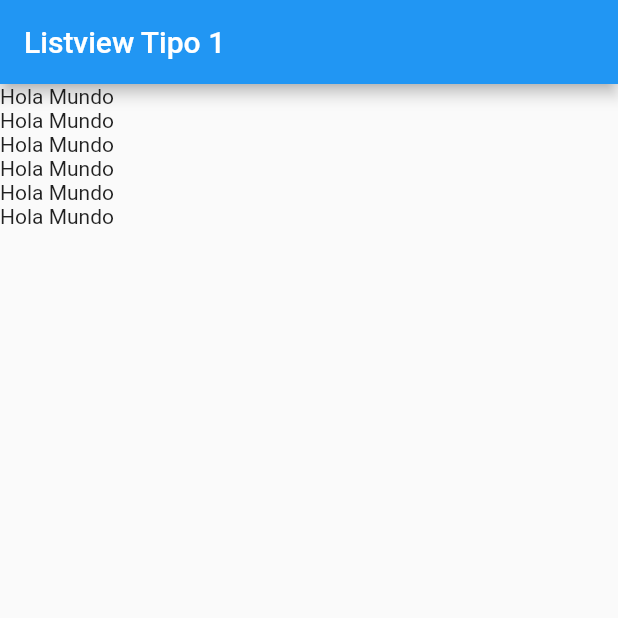
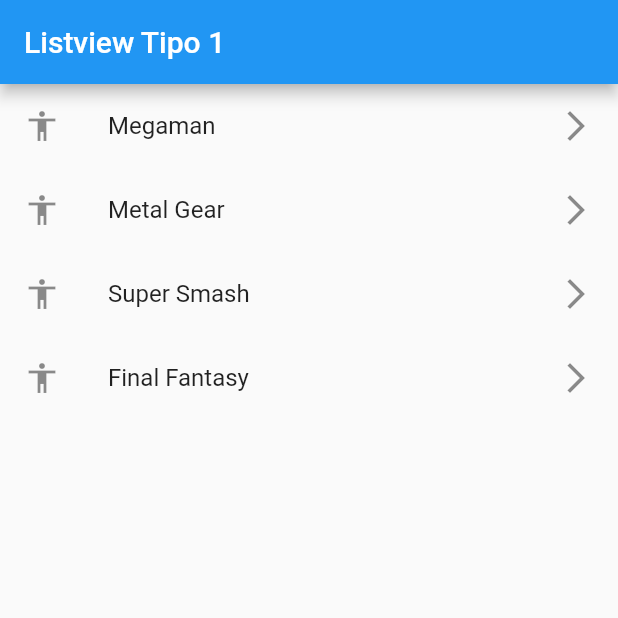
Before and after one commit to dicapisar/flutter-components, a Flutter app: the screen it shows after launch, on a phone screen of 412 x 824 dp, the top half of it. Run offline on Flutter 3.47's test engine with Material 2 defaults, Android fonts, the phone set to English and light mode, and no system bars.

Commit message:
Mejora de ListView

```diff
--- a/lib/screens/listview1_screen.dart
+++ b/lib/screens/listview1_screen.dart
@@ -1,6 +1,13 @@
 import 'package:flutter/material.dart';
 
 class ListView1Screen extends StatelessWidget {
+  final options = const [
+    'Megaman',
+    'Metal Gear',
+    'Super Smash',
+    'Final Fantasy'
+  ];
+
   const ListView1Screen({Key? key}) : super(key: key);
 
   @override
@@ -10,13 +17,14 @@ class ListView1Screen extends StatelessWidget {
         title: const Text('Listview Tipo 1'),
       ),
       body: ListView(
-        children:const [
-          Text('Hola Mundo'),
-          Text('Hola Mundo'),
-          Text('Hola Mundo'),
-          Text('Hola Mundo'),
-          Text('Hola Mundo'),
-          Text('Hola Mundo'),
+        children: [
+          ...options
+              .map((game) => ListTile(
+                    title: Text(game),
+                    leading: const Icon(Icons.accessibility),
+                    trailing: const Icon(Icons.arrow_forward_ios_outlined),
+                  ))
+              .toList()
         ],
       ),
     );
```
